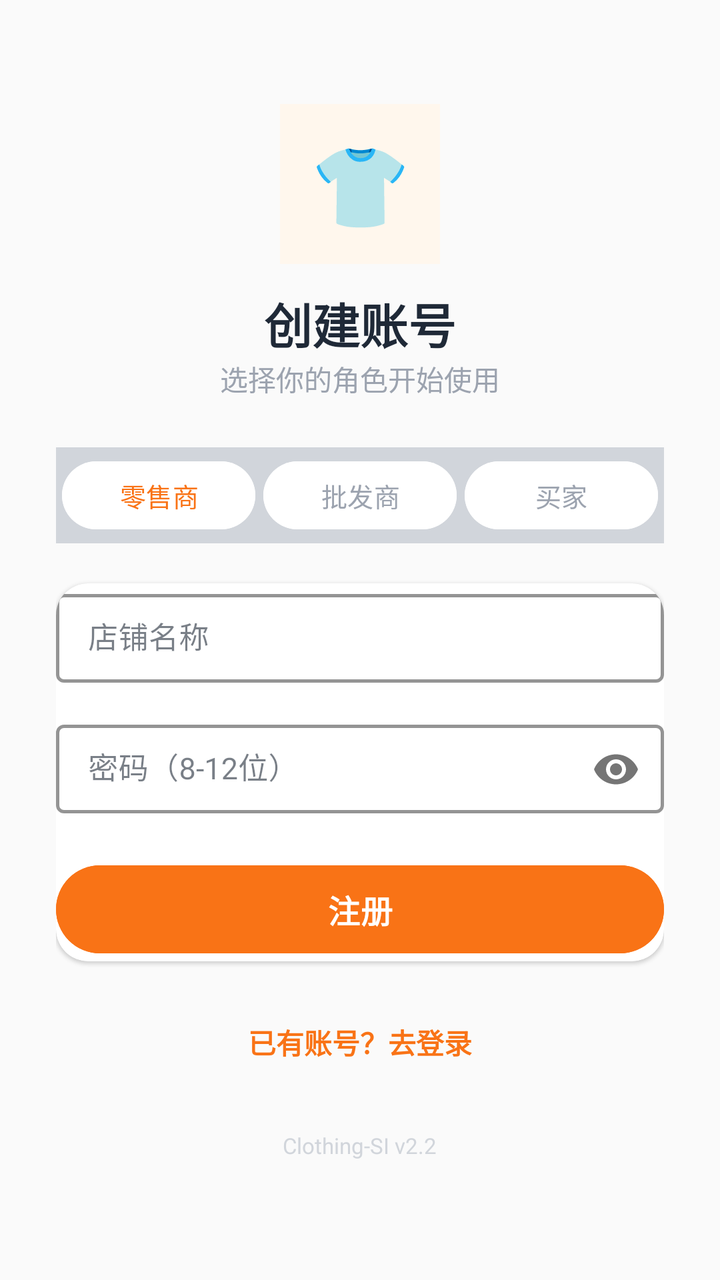
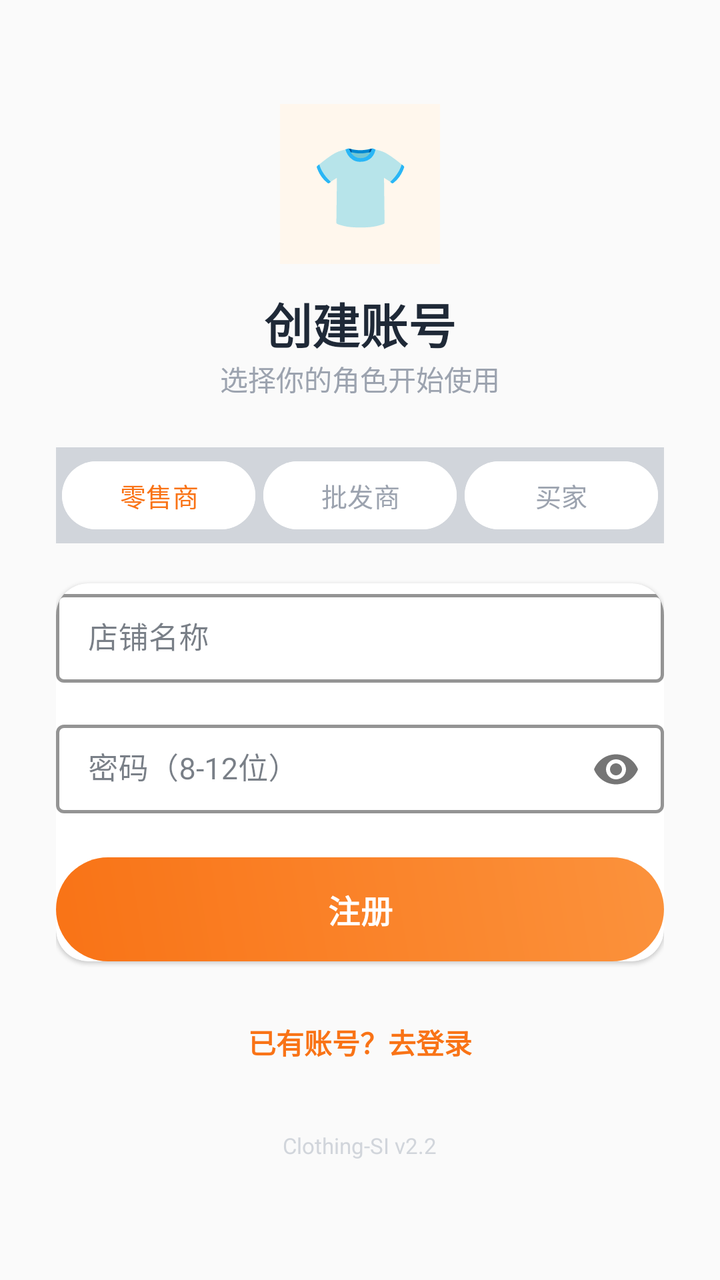

The first picture is an Android layout as it rendered before a commit; the second is the same layout after the commit. The layout source and the unified diff follow.
<!-- AndroidManifest.xml: application theme Theme.ClothingSI -->
<!-- res/layout/activity_register.xml -->
<?xml version="1.0" encoding="utf-8"?>
<ScrollView xmlns:android="http://schemas.android.com/apk/res/android"
    xmlns:app="http://schemas.android.com/apk/res-auto"
    android:layout_width="match_parent"
    android:layout_height="match_parent"
    android:background="@color/md_surface_container_low"
    android:fillViewport="true">

    <LinearLayout
        android:layout_width="match_parent"
        android:layout_height="wrap_content"
        android:orientation="vertical"
        android:gravity="center_horizontal"
        android:padding="28dp">

        
        <TextView
            android:layout_width="80dp"
            android:layout_height="80dp"
            android:text="👕"
            android:textSize="40sp"
            android:gravity="center"
            android:background="@color/md_primary_container"
            android:layout_marginTop="24dp"
            android:layout_marginBottom="12dp" />

        <TextView
            android:layout_width="wrap_content"
            android:layout_height="wrap_content"
            android:text="创建账号"
            android:textSize="24sp"
            android:textStyle="bold"
            android:textColor="@color/md_on_surface" />

        <TextView
            android:layout_width="wrap_content"
            android:layout_height="wrap_content"
            android:text="选择你的角色开始使用"
            android:textSize="14sp"
            android:textColor="@color/md_on_surface_variant"
            android:layout_marginBottom="24dp" />

        
        <LinearLayout
            android:layout_width="match_parent"
            android:layout_height="wrap_content"
            android:orientation="horizontal"
            android:gravity="center"
            android:layout_marginBottom="20dp"
            android:background="@color/md_surface_container_high"
            android:padding="3dp">

            <com.google.android.material.button.MaterialButton
                android:id="@+id/chip_seller"
                android:layout_width="0dp"
                android:layout_height="42dp"
                android:layout_weight="1"
                android:layout_marginEnd="2dp"
                android:text="零售商"
                android:textSize="13sp"
                app:cornerRadius="21dp"
                app:strokeWidth="0dp"
                android:backgroundTint="@color/md_surface"
                android:textColor="@color/md_primary"
                android:tag="1" />

            <com.google.android.material.button.MaterialButton
                android:id="@+id/chip_wholesaler"
                android:layout_width="0dp"
                android:layout_height="42dp"
                android:layout_weight="1"
                android:layout_marginHorizontal="2dp"
                android:text="批发商"
                android:textSize="13sp"
                app:cornerRadius="21dp"
                app:strokeWidth="0dp"
                android:backgroundTint="@color/md_surface"
                android:textColor="@color/md_on_surface_variant"
                android:tag="2" />

            <com.google.android.material.button.MaterialButton
                android:id="@+id/chip_buyer"
                android:layout_width="0dp"
                android:layout_height="42dp"
                android:layout_weight="1"
                android:layout_marginStart="2dp"
                android:text="买家"
                android:textSize="13sp"
                app:cornerRadius="21dp"
                app:strokeWidth="0dp"
                android:backgroundTint="@color/md_surface"
                android:textColor="@color/md_on_surface_variant"
                android:tag="3" />
        </LinearLayout>

        
        <androidx.cardview.widget.CardView
            android:layout_width="match_parent"
            android:layout_height="wrap_content"
            app:cardCornerRadius="16dp"
            app:cardElevation="1dp"
            app:cardBackgroundColor="@color/md_surface"
            android:padding="20dp">

            <LinearLayout
                android:layout_width="match_parent"
                android:layout_height="wrap_content"
                android:orientation="vertical">

                
                <com.google.android.material.textfield.TextInputLayout
                    android:id="@+id/til_name"
                    android:layout_width="match_parent"
                    android:layout_height="wrap_content"
                    android:layout_marginBottom="14dp"
                    style="@style/Widget.MaterialComponents.TextInputLayout.OutlinedBox"
                    android:hint="店铺名称"
                    app:boxStrokeColor="@color/md_primary"
                    app:boxStrokeWidth="1.5dp"
                    app:hintTextColor="@color/md_primary">

                    <com.google.android.material.textfield.TextInputEditText
                        android:id="@+id/et_name"
                        android:layout_width="match_parent"
                        android:layout_height="wrap_content"
                        android:inputType="text"
                        android:maxLines="1"
                        android:textSize="15sp"
                        android:paddingVertical="12dp" />
                </com.google.android.material.textfield.TextInputLayout>

                
                <com.google.android.material.textfield.TextInputLayout
                    android:layout_width="match_parent"
                    android:layout_height="wrap_content"
                    android:layout_marginBottom="4dp"
                    style="@style/Widget.MaterialComponents.TextInputLayout.OutlinedBox"
                    android:hint="密码（8-12位）"
                    app:passwordToggleEnabled="true"
                    app:boxStrokeColor="@color/md_primary"
                    app:boxStrokeWidth="1.5dp"
                    app:hintTextColor="@color/md_primary">

                    <com.google.android.material.textfield.TextInputEditText
                        android:id="@+id/et_password"
                        android:layout_width="match_parent"
                        android:layout_height="wrap_content"
                        android:inputType="textPassword"
                        android:maxLines="1"
                        android:textSize="15sp"
                        android:paddingVertical="12dp" />
                </com.google.android.material.textfield.TextInputLayout>

                
                <com.google.android.material.button.MaterialButton
                    android:id="@+id/btn_register"
                    android:layout_width="match_parent"
                    android:layout_height="52dp"
                    android:text="注册"
                    android:textSize="16sp"
                    android:textStyle="bold"
                    app:cornerRadius="26dp"
                    android:backgroundTint="@color/md_primary"
                    android:textColor="@color/md_on_primary"
                    android:layout_marginTop="16dp"
                    android:letterSpacing="0.03" />

            </LinearLayout>
        </androidx.cardview.widget.CardView>

        
        <TextView
            android:id="@+id/tv_to_login"
            android:layout_width="wrap_content"
            android:layout_height="wrap_content"
            android:text="已有账号？去登录"
            android:textColor="@color/md_primary"
            android:textSize="14sp"
            android:textStyle="bold"
            android:layout_marginTop="20dp"
            android:padding="10dp"
            android:clickable="true"
            android:focusable="true" />

        
        <TextView
            android:layout_width="wrap_content"
            android:layout_height="wrap_content"
            android:text="Clothing-SI v2.2"
            android:textSize="11sp"
            android:textColor="@color/md_outline_variant"
            android:layout_marginTop="24dp" />

    </LinearLayout>
</ScrollView>
<!-- resources referenced by this layout -->
<resources>
  <color name="md_on_primary">#FFFFFF</color>
  <color name="md_on_surface">#1F2937</color>
  <color name="md_on_surface_variant">#9CA3AF</color>
  <color name="md_outline_variant">#D1D5DB</color>
  <color name="md_primary">#F97316</color>
  <color name="md_primary_container">#FFF7ED</color>
  <color name="md_surface">#FFFFFF</color>
  <color name="md_surface_container_high">#D1D5DB</color>
  <color name="md_surface_container_low">#FAFAFA</color>
  <style name="Theme.ClothingSI" parent="Theme.Material3.Light.NoActionBar">
          
          <item name="colorPrimary">@color/md_primary</item>
          <item name="colorOnPrimary">@color/md_on_primary</item>
          <item name="colorPrimaryContainer">@color/md_primary_container</item>
          <item name="colorOnPrimaryContainer">@color/md_on_primary_container</item>
  
          
          <item name="colorSecondary">@color/md_secondary</item>
          <item name="colorOnSecondary">@color/md_on_secondary</item>
          <item name="colorSecondaryContainer">@color/md_secondary_container</item>
          <item name="colorOnSecondaryContainer">@color/md_on_secondary_container</item>
  
          
          <item name="android:colorBackground">@color/md_surface_container_low</item>
          <item name="colorSurface">@color/md_surface</item>
          <item name="colorOnSurface">@color/md_on_surface</item>
          <item name="colorOnSurfaceVariant">@color/md_on_surface_variant</item>
  
          
          <item name="colorOutline">@color/md_outline</item>
          <item name="colorOutlineVariant">@color/md_outline_variant</item>
  
          
          <item name="colorError">@color/md_error</item>
          <item name="colorOnError">@color/md_on_error</item>
  
          
          <item name="android:statusBarColor">@android:color/transparent</item>
          <item name="android:navigationBarColor">@color/md_surface</item>
          <item name="android:windowLightStatusBar">true</item>
  
          
          <item name="android:fontFamily">sans-serif</item>
          <item name="android:textViewStyle">@style/TextView.Base</item>
      </style>
  <color name="md_on_primary_container">#5C3D00</color>
  <color name="md_secondary">#2563EB</color>
  <color name="md_on_secondary">#FFFFFF</color>
  <color name="md_secondary_container">#DBEAFE</color>
  <color name="md_on_secondary_container">#001A3E</color>
  <color name="md_outline">#9CA3AF</color>
  <color name="md_error">#EF4444</color>
  <color name="md_on_error">#FFFFFF</color>
  <style name="TextView.Base" parent="android:Widget.TextView">
          <item name="android:fontFamily">sans-serif</item>
      </style>
</resources>

<!-- the commit's change to res/layout/activity_register.xml (unified diff, before → after) -->
@@ -160,7 +160,7 @@
                     android:textSize="16sp"
                     android:textStyle="bold"
                     app:cornerRadius="26dp"
-                    android:backgroundTint="@color/md_primary"
+                    android:background="@drawable/btn_gradient_primary" app:backgroundTint="@null"
                     android:textColor="@color/md_on_primary"
                     android:layout_marginTop="16dp"
                     android:letterSpacing="0.03" />
<!-- resource entries referenced after the edit -->
@@ -9,6 +9,15 @@
   <color name="md_surface">#FFFFFF</color>
   <color name="md_surface_container_high">#D1D5DB</color>
   <color name="md_surface_container_low">#FAFAFA</color>
+  <!-- drawable btn_gradient_primary (drawable) -->
+  <?xml version="1.0" encoding="utf-8"?>
+  <shape xmlns:android="http://schemas.android.com/apk/res/android" android:shape="rectangle">
+      <corners android:radius="26dp" />
+      <gradient
+          android:startColor="#F97316"
+          android:endColor="#FB923C"
+          android:angle="45" />
+  </shape>
   <style name="Theme.ClothingSI" parent="Theme.Material3.Light.NoActionBar">
           
           <item name="colorPrimary">@color/md_primary</item>
